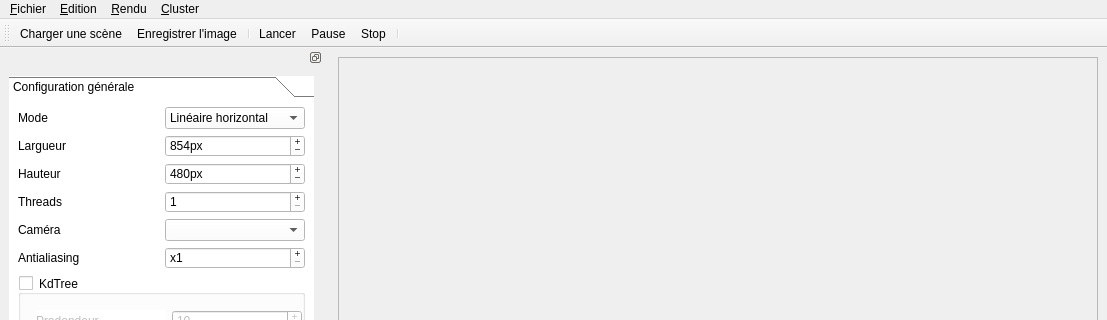
The window that raytracer.ui (gaelduplessix/raytracer-42) describes before a commit, drawn with Qt 5; both pictures show x 0 to 1107 and y 0 to 320 of the 1107 by 800 pixel window.
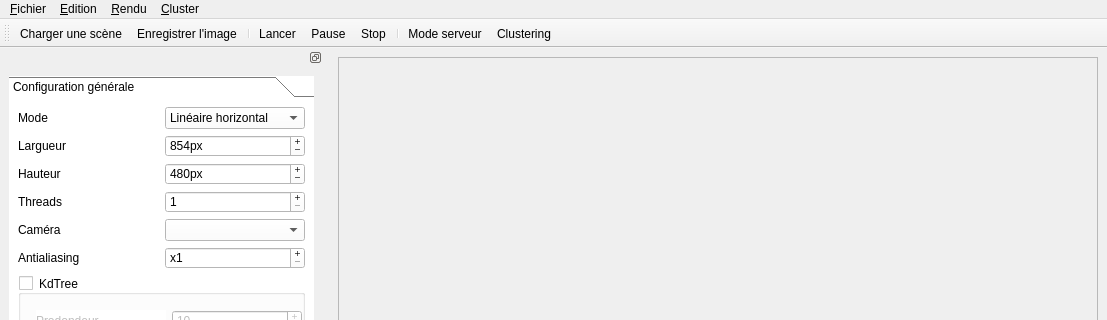
The same window after the commit. Icons and pictures are not drawn.

Commit message: Add GUI launch cluster

What changed in the file:
```diff
--- a/raytracer.ui
+++ b/raytracer.ui
@@ -1202,6 +1202,8 @@
    <addaction name="action_Pause"/>
    <addaction name="action_Stop"/>
    <addaction name="separator"/>
+   <addaction name="actionLancer_un_serveur"/>
+   <addaction name="actionSe_connecter_un_serveur"/>
   </widget>
   <action name="actionQuitter">
    <property name="enabled">
@@ -1327,13 +1329,19 @@
    <property name="text">
     <string>Lancer un &amp;serveur</string>
    </property>
+   <property name="iconText">
+    <string>Mode serveur</string>
+   </property>
    <property name="shortcut">
     <string>Ctrl+L, S</string>
    </property>
   </action>
   <action name="actionSe_connecter_un_serveur">
    <property name="text">
-    <string>Se &amp;connecter à un serveur</string>
+    <string>Se &amp;connecter à un cluster</string>
+   </property>
+   <property name="iconText">
+    <string>Clustering</string>
    </property>
    <property name="shortcut">
     <string>Ctrl+C</string>
```
Left out of the diff: 8 changed lines with no effect on the pictures. The commit also changes 7 other files.
